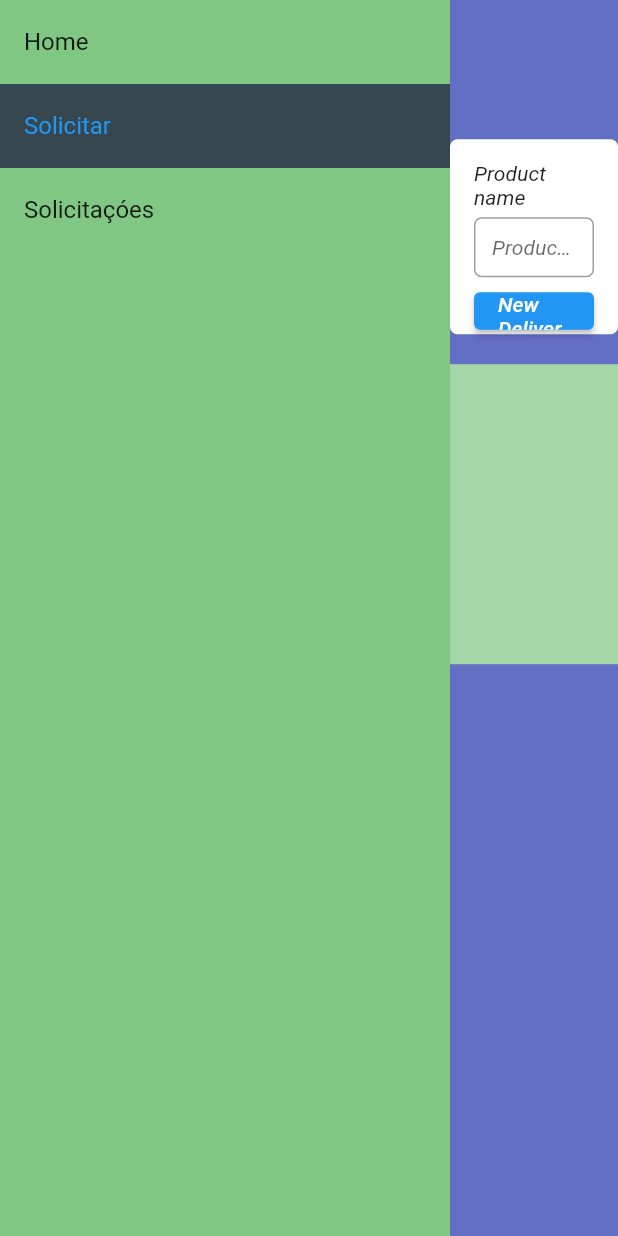
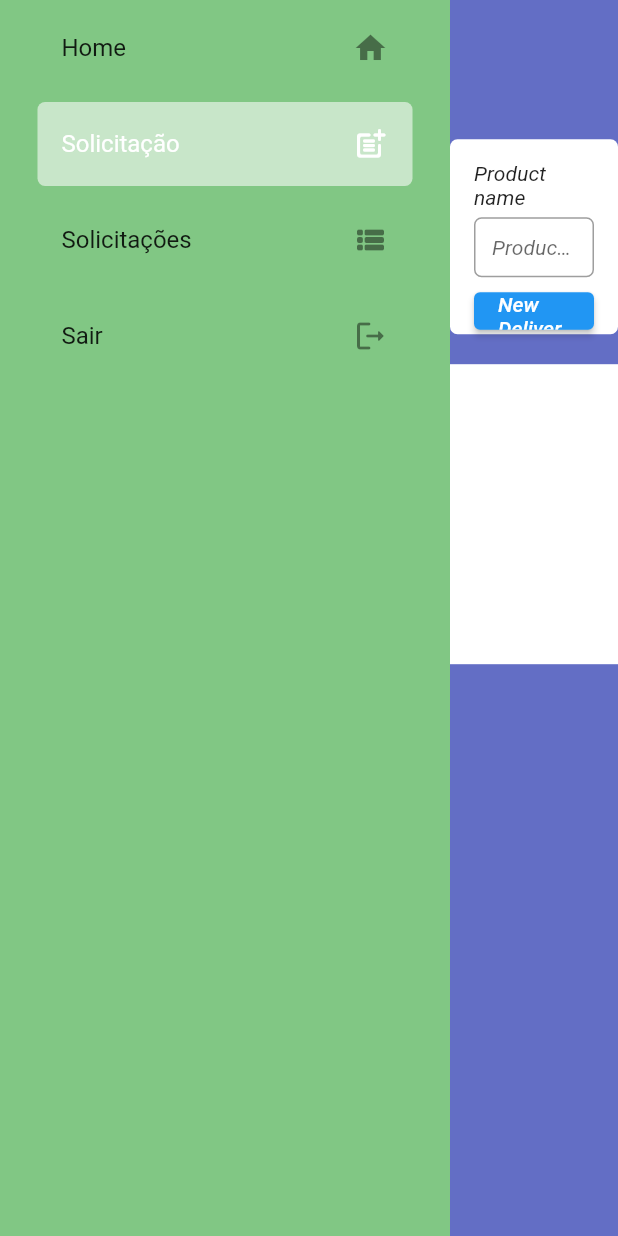
Before and after one commit to AlanFelixds/flutter_entregas, a Flutter app: the HomePage screen opened by its route, on a phone screen of 412 x 824 dp. Run offline on Flutter 3.47's test engine with Material 2 defaults, Android fonts, the light colour scheme and no system bars; our stand-ins replace dio, flutter_modular, get, shared_preferences; accounts and stored records are empty; network calls fail.

Commit message:
att trabalho

```diff
--- /dev/null
+++ b/lib/src/core/widgets/drawer/menu_list_tile.dart
@@ -0,0 +1,35 @@
+import 'package:flutter/material.dart';
+
+class MenuListTile extends StatelessWidget {
+  final String title;
+  final VoidCallback onTap;
+  final bool selected;
+  final Widget trailing;
+
+  const MenuListTile({
+    Key? key,
+    required this.title,
+    required this.onTap,
+    required this.selected,
+    required this.trailing,
+  }) : super(key: key);
+
+  @override
+  Widget build(BuildContext context) {
+    return Padding(
+      padding: const EdgeInsets.symmetric(vertical: 4.0),
+      child: ListTile(
+        title: Text(title),
+        selected: selected,
+        selectedTileColor: Colors.green[100],
+        selectedColor: Colors.white,
+        hoverColor: Colors.green[800],
+        trailing: trailing,
+        shape: RoundedRectangleBorder(
+          borderRadius: BorderRadius.circular(5),
+        ),
+        onTap: onTap,
+      ),
+    );
+  }
+}
--- a/lib/src/modules/login/login_controller.dart
+++ b/lib/src/modules/login/login_controller.dart
@@ -50,7 +50,7 @@ class LoginController {
     }
   }
 
-  goHome() => Modular.to.pushNamed('/home/solicitacoes');
+  goHome() => Modular.to.navigate('/home/dashboard');
 
   goSignup() => Modular.to.pushNamed('/signup');
 }
--- a/lib/src/modules/root/root_page.dart
+++ b/lib/src/modules/root/root_page.dart
@@ -1,3 +1,4 @@
+import 'package:flutter_entregas/src/core/widgets/drawer/menu_list_tile.dart';
 import 'package:flutter_modular/flutter_modular.dart';
 import 'package:flutter/material.dart';
 
@@ -15,32 +16,36 @@ class RootPage extends StatelessWidget {
               width: 300,
               child: Column(
                 children: [
-                  ListTile(
-                    title: const Text("Home"),
-                    selected: Modular.to.path.endsWith('/dashboard'),
-                    selectedTileColor: Colors.blueGrey[800],
-                    hoverColor: Colors.white,
-                    onTap: () {
-                      Modular.to.pushNamed('./dashboard');
-                    },
-                  ),
-                  ListTile(
-                    title: const Text("Solicitar"),
-                    selected: Modular.to.path.endsWith('/solicitacao'),
-                    selectedTileColor: Colors.blueGrey[800],
-                    hoverColor: Colors.white,
-                    onTap: () {
-                      Modular.to.pushNamed('./solicitacao');
-                    },
-                  ),
-                  ListTile(
-                    title: const Text("Solicitaçóes"),
-                    selected: Modular.to.path.endsWith('/solicitacoes'),
-                    selectedTileColor: Colors.blueGrey[800],
-                    hoverColor: Colors.white,
-                    onTap: () {
-                      Modular.to.pushNamed('./solicitacoes');
-                    },
+                  SizedBox(
+                    width: 250,
+                    child: Column(
+                      children: [
+                        MenuListTile(
+                          title: 'Home',
+                          onTap: () => Modular.to.pushNamed('./dashboard'),
+                          selected: Modular.to.path.endsWith('/dashboard'),
+                          trailing: const Icon(Icons.home),
+                        ),
+                        MenuListTile(
+                          title: 'Solicitação',
+                          onTap: () => Modular.to.pushNamed('./solicitacao'),
+                          selected: Modular.to.path.endsWith('/solicitacao'),
+                          trailing: const Icon(Icons.post_add_rounded),
+                        ),
+                        MenuListTile(
+                          title: 'Solicitações',
+                          onTap: () => Modular.to.pushNamed('./solicitacoes'),
+                          selected: Modular.to.path.endsWith('/solicitacoes'),
+                          trailing: const Icon(Icons.view_list_rounded),
+                        ),
+                        MenuListTile(
+                          title: 'Sair',
+                          onTap: () => Modular.to.pushNamed('/login'),
+                          selected: Modular.to.path.endsWith('/login'),
+                          trailing: const Icon(Icons.logout_rounded),
+                        ),
+                      ],
+                    ),
                   ),
                 ],
               ),
--- /dev/null
+++ b/lib/src/modules/solicitacoes/solicitacoes_controller.dart
@@ -0,0 +1,3 @@
+import 'package:get/get.dart';
+
+class SolicitacoesController extends GetxController {}
--- /dev/null
+++ b/lib/src/modules/solicitacoes/solicitacoes_repository.dart
@@ -0,0 +1 @@
+class SolicitacoesRepository {}
```
Also changed, not shown: lib/src/app_module.dart (+5 -9 lines), lib/src/core/widgets/icon_button/custom_icon_buttom.dart (added, +21 -0 lines), lib/src/modules/home_client/home_page.dart (+16 -15 lines), lib/src/modules/root/root_module.dart (+9 -2 lines), lib/src/modules/solicitacoes/solicitacoes_page.dart (added, +66 -0 lines), lib/src/modules/unknown/unknown_page.dart (added, +14 -0 lines).
